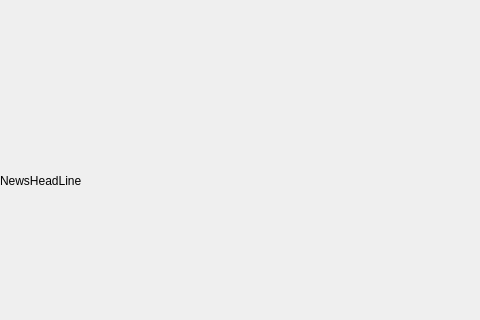
First picture: the form in mainwindow.ui, repository KGESH/Qt-SmartMirrorModules, before the edit; both pictures show x 0 to 480 and y 280 to 600 of the 800 by 600 pixel window.
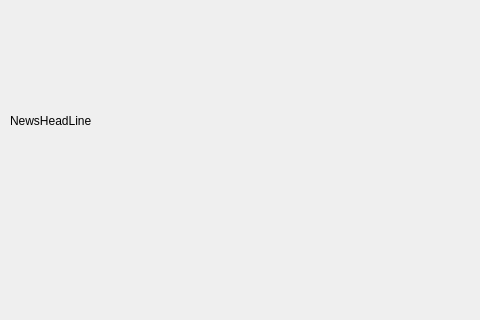
Second picture: the form after the edit.

The edit to the form file:
```diff
--- a/mainwindow.ui
+++ b/mainwindow.ui
@@ -43,10 +43,10 @@
    <widget class="QLabel" name="ui_news">
     <property name="geometry">
      <rect>
-      <x>0</x>
-      <y>370</y>
-      <width>231</width>
-      <height>181</height>
+      <x>10</x>
+      <y>240</y>
+      <width>571</width>
+      <height>321</height>
      </rect>
     </property>
     <property name="text">
```
